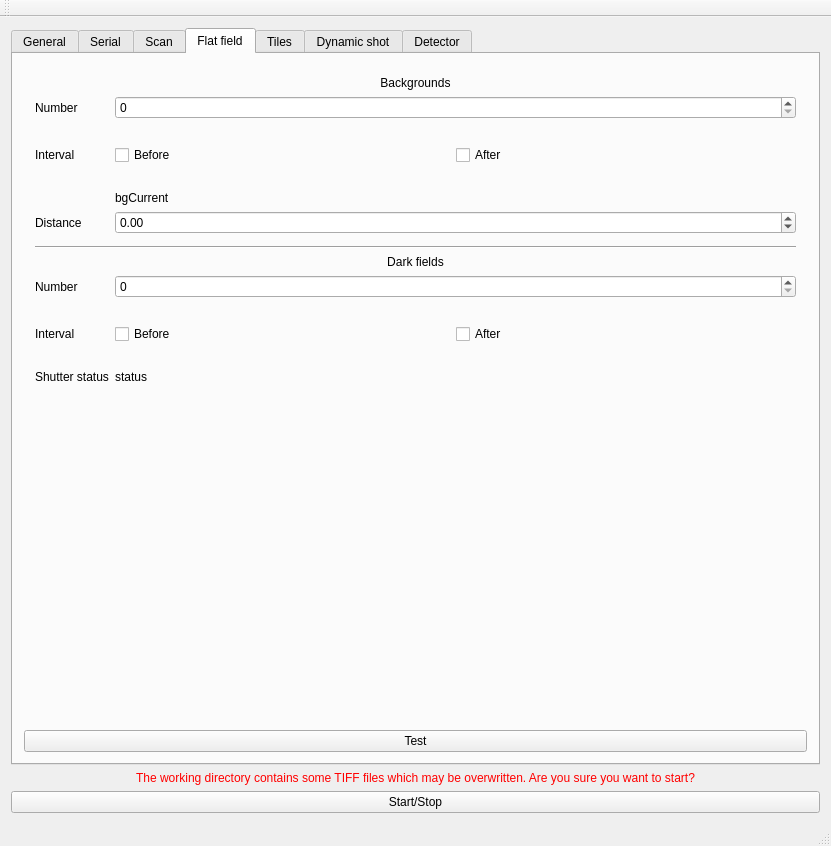
AustralianSynchrotron/ctgui, file ctgui_mainwindow.ui: the form before one commit.
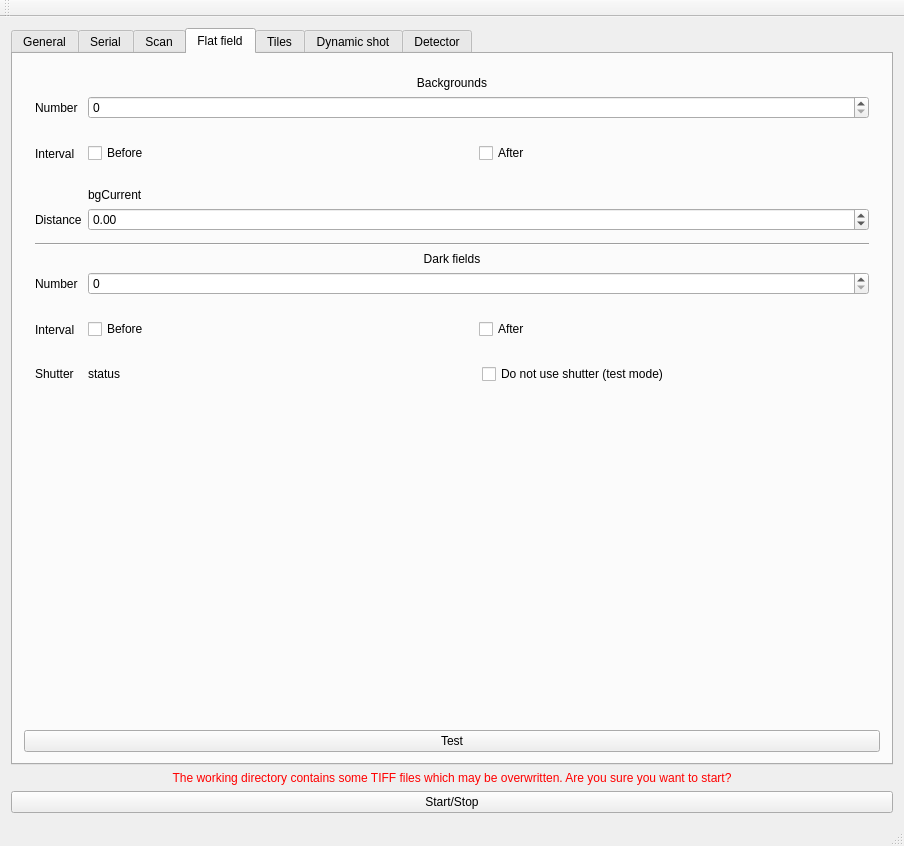
The form after the commit. The open tabs and pages were chosen to show the change. Icons and pictures are not drawn. Custom widgets are drawn as their Qt base class.

Commit message: modified:   ctgui_mainwindow.cpp 	modified:   ctgui_mainwindow.ui 	modified:   libexec/ctgui.log.sh

What changed in the file:
```diff
--- a/ctgui_mainwindow.ui
+++ b/ctgui_mainwindow.ui
@@ -9,7 +9,7 @@
    <rect>
     <x>0</x>
     <y>0</y>
-    <width>831</width>
+    <width>904</width>
     <height>846</height>
    </rect>
   </property>
@@ -919,23 +919,6 @@
              </layout>
             </widget>
            </item>
-           <item row="13" column="0">
-            <widget class="QLabel" name="label_25">
-             <property name="text">
-              <string>Shutter status</string>
-             </property>
-            </widget>
-           </item>
-           <item row="13" column="1">
-            <widget class="QLabel" name="shutterStatus">
-             <property name="toolTip">
-              <string>&lt;html&gt;&lt;head/&gt;&lt;body&gt;&lt;p&gt;Current status of the BL shutter. Must be valid If &lt;span style=&quot; font-weight:600; font-style:italic;&quot;&gt;TotalDFs&lt;/span&gt;&amp;gt;0&lt;/p&gt;&lt;/body&gt;&lt;/html&gt;</string>
-             </property>
-             <property name="text">
-              <string>status</string>
-             </property>
-            </widget>
-           </item>
            <item row="1" column="1">
             <widget class="QSpinBox" name="nofBGs">
              <property name="toolTip">
@@ -1100,6 +1083,34 @@
              </property>
             </widget>
            </item>
+           <item row="13" column="1">
+            <layout class="QGridLayout" name="gridLayout_10">
+             <item row="0" column="0">
+              <widget class="QLabel" name="shutterStatus">
+               <property name="toolTip">
+                <string>&lt;html&gt;&lt;head/&gt;&lt;body&gt;&lt;p&gt;Current status of the BL shutter. Must be valid If &lt;span style=&quot; font-weight:600; font-style:italic;&quot;&gt;TotalDFs&lt;/span&gt;&amp;gt;0&lt;/p&gt;&lt;/body&gt;&lt;/html&gt;</string>
+               </property>
+               <property name="text">
+                <string>status</string>
+               </property>
+              </widget>
+             </item>
+             <item row="0" column="1">
+              <widget class="QCheckBox" name="shutterUse">
+               <property name="text">
+                <string>Do not use shutter (test mode)</string>
+               </property>
+              </widget>
+             </item>
+            </layout>
+           </item>
+           <item row="13" column="0">
+            <widget class="QLabel" name="label_25">
+             <property name="text">
+              <string>Shutter</string>
+             </property>
+            </widget>
+           </item>
           </layout>
          </widget>
         </item>
```
Left out of the diff: 6 changed lines with no effect on the pictures. The commit also changes 2 other files.
